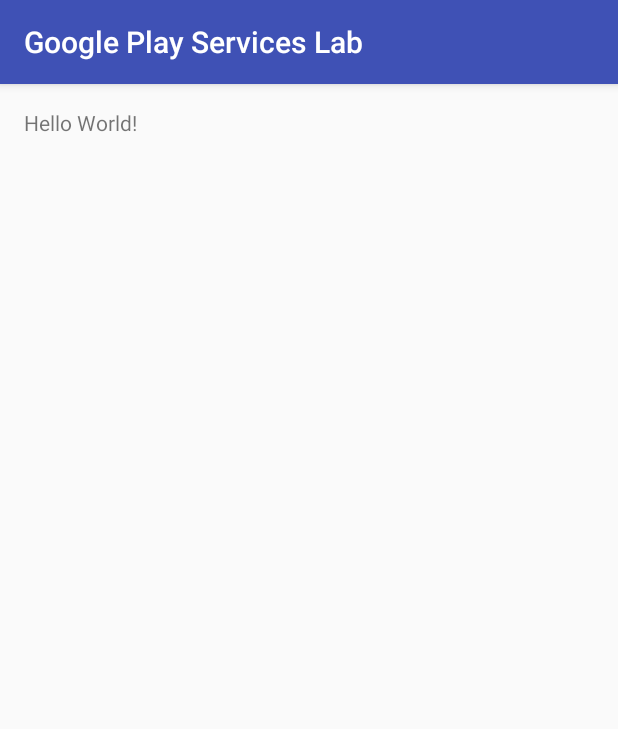
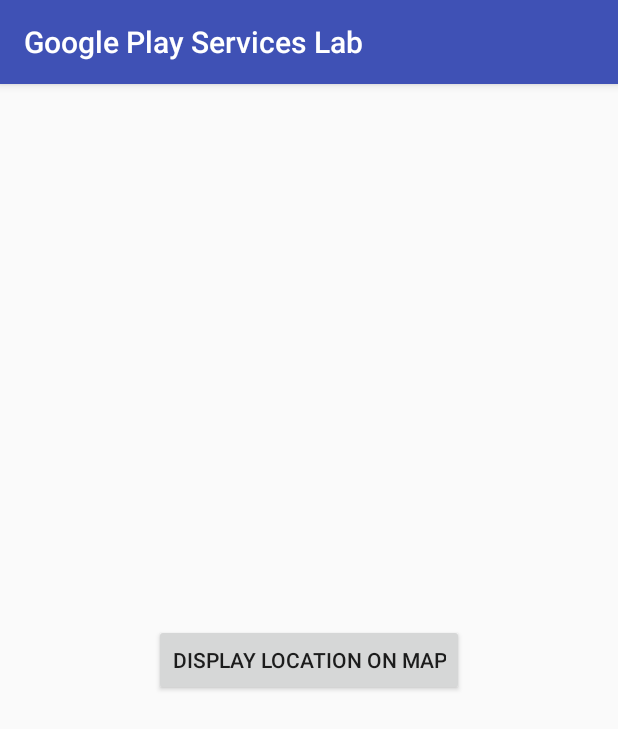
Before and after one commit to ga-adi-macaron/google-play-services-lab, an Android app: the screen it shows after launch (MainActivity), on a phone screen of 412 x 824 dp. Shown: the top 729 px of the screen. Run offline under Robolectric (Android 15) with nearby library versions, the phone set to English and light mode, and no system bars.

Commit message:
Added google map activity

```diff
--- a/googleplayservices/app/build.gradle
+++ b/googleplayservices/app/build.gradle
@@ -19,13 +19,15 @@ android {
     }
 }
 
+
 dependencies {
     compile fileTree(dir: 'libs', include: ['*.jar'])
     androidTestCompile('com.android.support.test.espresso:espresso-core:2.2.2', {
         exclude group: 'com.android.support', module: 'support-annotations'
     })
+
     compile 'com.android.support:appcompat-v7:25.0.1'
+    compile 'com.google.android.gms:play-services-location:10.0.0'
+    compile 'com.google.android.gms:play-services:10.0.0'
     testCompile 'junit:junit:4.12'
-    compile 'com.google.android.gms:play-services-location:10.0.0'
-
 }
--- a/googleplayservices/app/src/main/java/shuvalov/nikita/googleplayserviceslab/MainActivity.java
+++ b/googleplayservices/app/src/main/java/shuvalov/nikita/googleplayserviceslab/MainActivity.java
@@ -2,6 +2,7 @@ package shuvalov.nikita.googleplayserviceslab;
 
 import android.Manifest;
 import android.content.DialogInterface;
+import android.content.Intent;
 import android.content.pm.PackageManager;
 import android.location.Location;
 import android.support.annotation.NonNull;
@@ -12,6 +13,8 @@ import android.support.v7.app.AlertDialog;
 import android.support.v7.app.AppCompatActivity;
 import android.os.Bundle;
 import android.util.Log;
+import android.view.View;
+import android.widget.Button;
 import android.widget.Toast;
 
 import com.google.android.gms.common.ConnectionResult;
@@ -24,6 +27,7 @@ public class MainActivity extends AppCompatActivity implements GoogleApiClient.C
     private static final int MY_PERMISSIONS_ACCESS_FINE_LOCATION=42;
     private double mLatitude = 0.00;
     private double mLongitude = 0.00;
+    private Button mMapsButton;
 
 
 
@@ -40,6 +44,18 @@ public class MainActivity extends AppCompatActivity implements GoogleApiClient.C
                     .build();
         }
         mGoogleApiClient.connect();
+
+        mMapsButton = (Button)findViewById(R.id.goto_map);
+        mMapsButton.setOnClickListener(new View.OnClickListener() {
+            @Override
+            public void onClick(View view) {
+                Intent intent = new Intent(view.getContext(), MapsActivity.class);
+                intent.putExtra("LAT", mLatitude);
+                intent.putExtra("LONG", mLongitude);
+                startActivity(intent);
+
+            }
+        });
     }
 
     @Override
--- a/googleplayservices/app/src/main/res/layout/activity_main.xml
+++ b/googleplayservices/app/src/main/res/layout/activity_main.xml
@@ -11,8 +11,11 @@
     android:paddingTop="@dimen/activity_vertical_margin"
     tools:context="shuvalov.nikita.googleplayserviceslab.MainActivity">
 
-    <TextView
+    <Button
+        android:id="@+id/goto_map"
         android:layout_width="wrap_content"
         android:layout_height="wrap_content"
-        android:text="Hello World!"/>
+        android:text="display location on map"
+        android:layout_centerInParent="true"/>
+
 </RelativeLayout>
--- a/googleplayservices/app/src/main/res/values/strings.xml
+++ b/googleplayservices/app/src/main/res/values/strings.xml
@@ -1,3 +1,4 @@
 <resources>
     <string name="app_name">Google Play Services Lab</string>
+    <string name="title_activity_maps">Map</string>
 </resources>
```
Also changed, not shown: googleplayservices/app/src/debug/res/values/google_maps_api.xml (added, +21 -0 lines), googleplayservices/app/src/main/AndroidManifest.xml (+16 -0 lines), googleplayservices/app/src/main/java/shuvalov/nikita/googleplayserviceslab/MapsActivity.java (added, +48 -0 lines), googleplayservices/app/src/main/res/layout/activity_maps.xml (added, +8 -0 lines), 1 other file.
